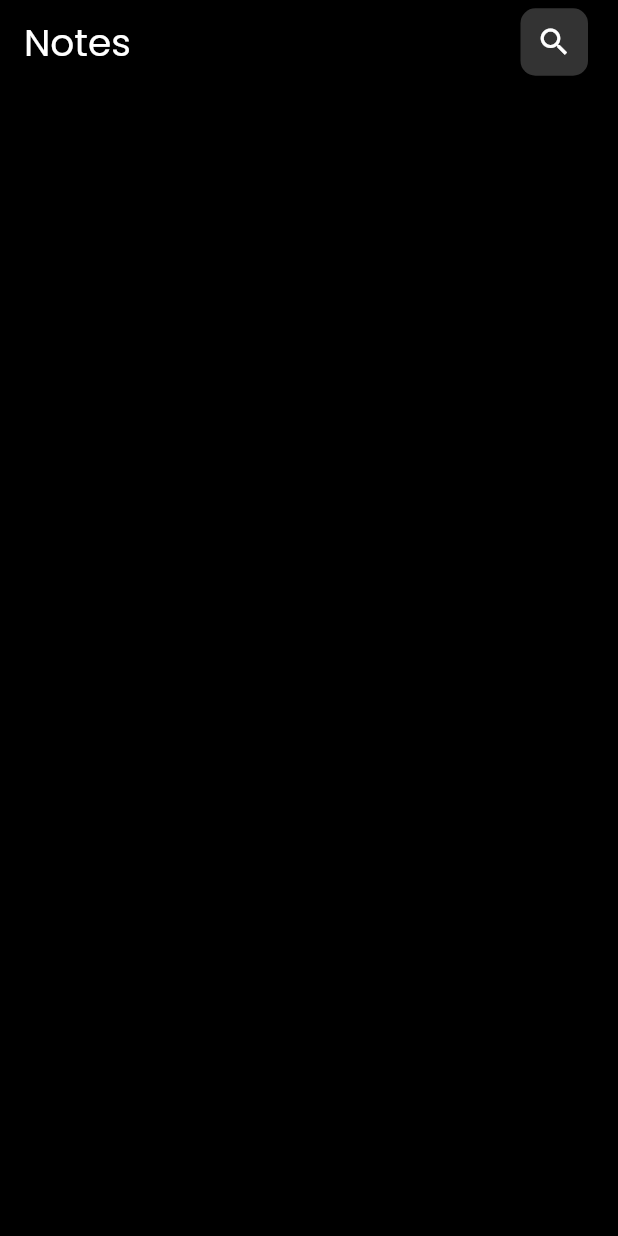
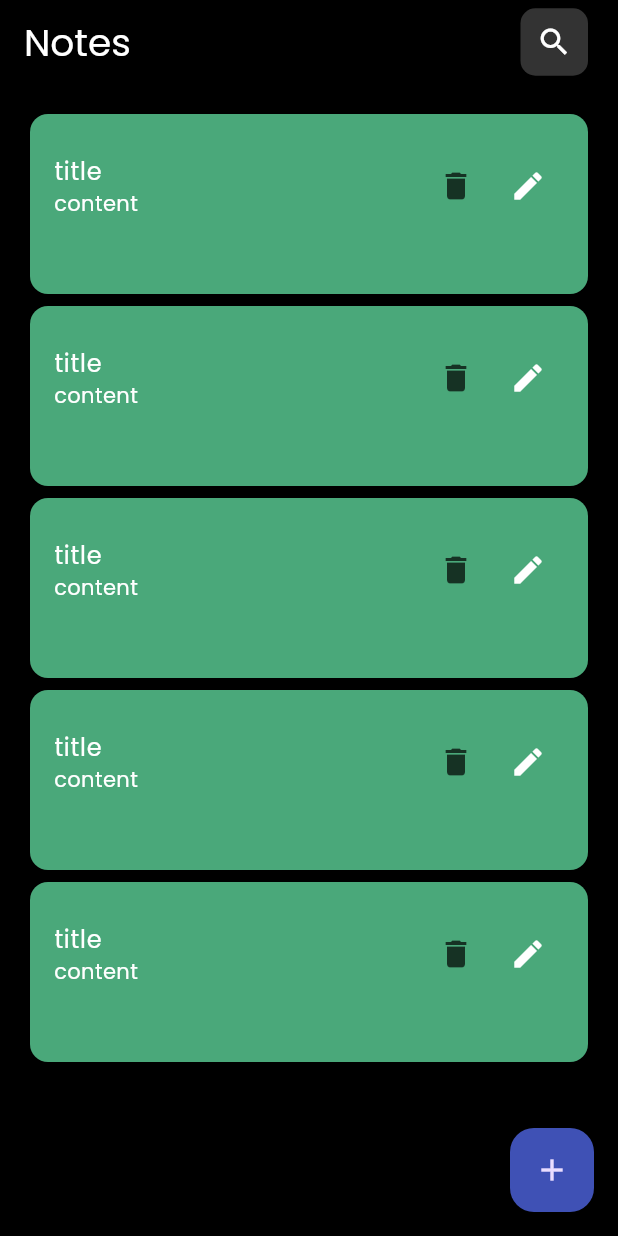
Before and after one commit to mailaymanis/notes-app, a Flutter app: the screen it shows after launch, on a phone screen of 412 x 824 dp. Run offline on Flutter 3.47's test engine with Material 3 defaults, Android fonts, the phone set to English and light mode, and no system bars.

Commit message:
finish home screen notes ui

```diff
--- a/lib/views/home_screen.dart
+++ b/lib/views/home_screen.dart
@@ -1,4 +1,6 @@
 import 'package:flutter/material.dart';
+import 'package:notes_app/widgets/custom_card_notes.dart';
+import 'package:notes_app/widgets/custom_floating_button.dart';
 
 class HomeScreen extends StatelessWidget {
   const HomeScreen({super.key});
@@ -6,6 +8,7 @@ class HomeScreen extends StatelessWidget {
   @override
   Widget build(BuildContext context) {
     return Scaffold(
+      floatingActionButton: CustomFloatingButton(),
       appBar: AppBar(
         title: const Text(
           "Notes",
@@ -26,6 +29,21 @@ class HomeScreen extends StatelessWidget {
           ),
         ],
       ),
+      body: Padding(
+        padding: const EdgeInsets.symmetric(horizontal: 16, vertical: 16),
+        child: ListView(
+          children: [
+            ListView.builder(
+              physics: const NeverScrollableScrollPhysics(),
+              shrinkWrap: true,
+              itemCount: 5,
+              itemBuilder: (context, index) {
+                return CustomCardNotes();
+              },
+            ),
+          ],
+        ),
+      ),
     );
   }
 }
--- /dev/null
+++ b/lib/widgets/custom_card_notes.dart
@@ -0,0 +1,37 @@
+import 'package:flutter/material.dart';
+
+class CustomCardNotes extends StatelessWidget {
+  const CustomCardNotes({super.key});
+
+  @override
+  Widget build(BuildContext context) {
+    return Card(
+      color: Colors.greenAccent.withValues(alpha: 0.7),
+      child: Container(
+        padding: EdgeInsets.all(16),
+        child: ListTile(
+          contentPadding: EdgeInsets.zero,
+          isThreeLine: true,
+          title: Text("title", style: TextStyle(color: Colors.white)),
+          subtitle: Text("content", style: TextStyle(color: Colors.white)),
+          trailing: Row(
+            mainAxisSize: MainAxisSize.min,
+            children: [
+              IconButton(
+                onPressed: () {},
+                icon: Icon(
+                  Icons.delete,
+                  color: Colors.black.withValues(alpha: 0.7),
+                ),
+              ),
+              IconButton(
+                onPressed: () {},
+                icon: Icon(Icons.edit, color: Colors.white),
+              ),
+            ],
+          ),
+        ),
+      ),
+    );
+  }
+}
--- /dev/null
+++ b/lib/widgets/custom_floating_button.dart
@@ -0,0 +1,15 @@
+import 'package:flutter/material.dart';
+
+class CustomFloatingButton extends StatelessWidget {
+  const CustomFloatingButton({super.key});
+
+  @override
+  Widget build(BuildContext context) {
+    return FloatingActionButton(
+      elevation: 0,
+      backgroundColor: Colors.indigo,
+      onPressed: () {},
+      child: Icon(Icons.add),
+    );
+  }
+}
```
